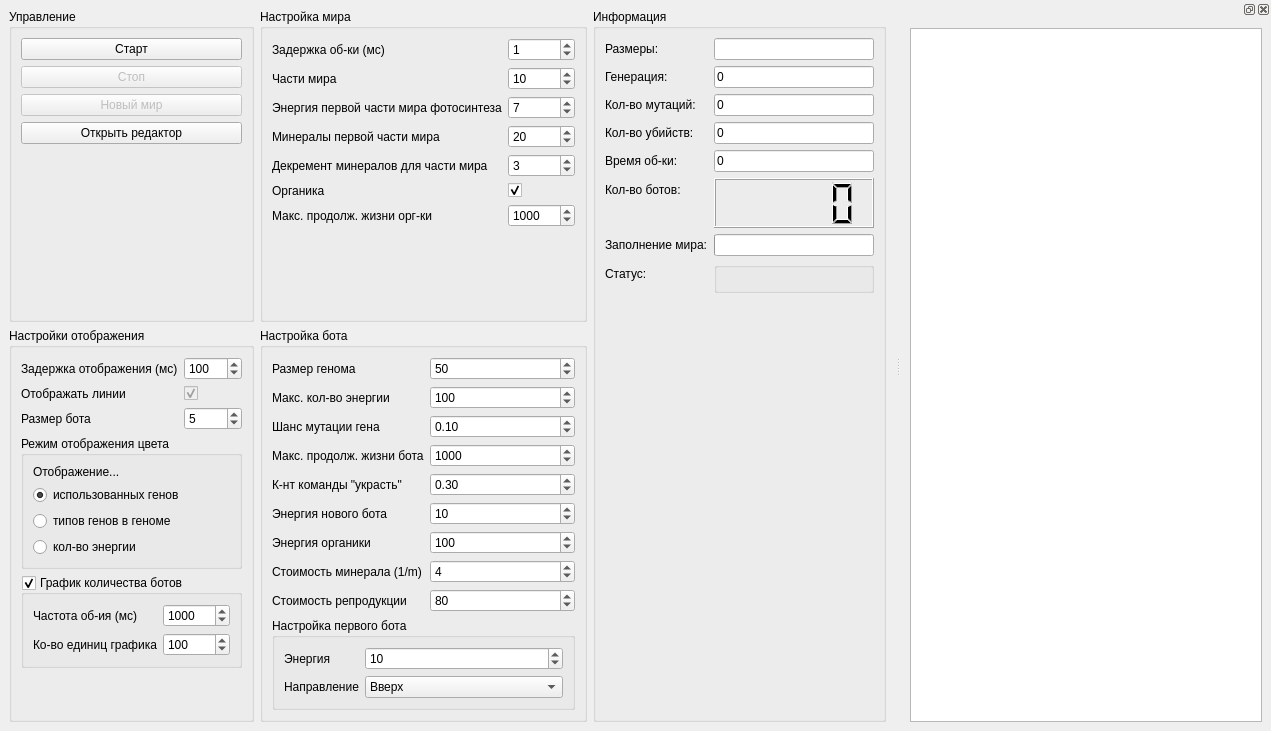
Qt form mainwindow.ui (TomasGlgg/QGenetic) before a commit.
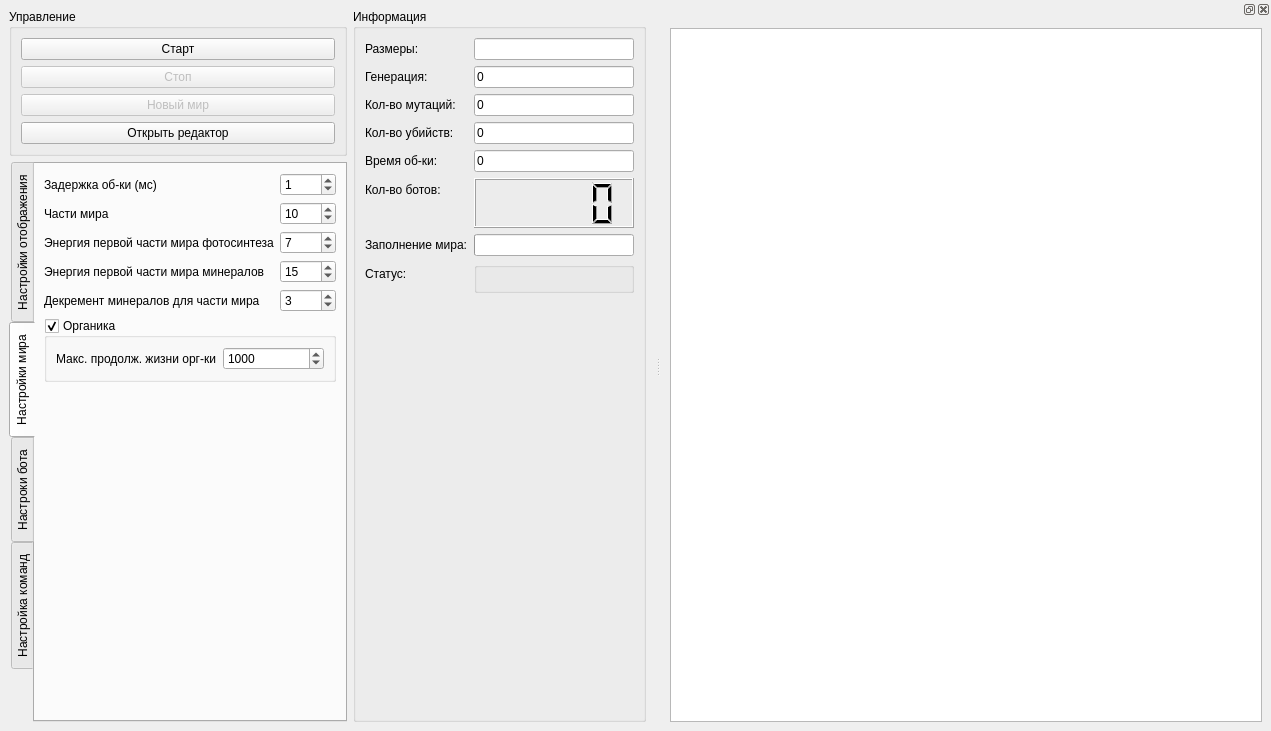
The same form after that commit. The open tabs and pages were chosen to show the change. Custom widgets are drawn as their Qt base class.

Patch:
```diff
--- a/mainwindow.ui
+++ b/mainwindow.ui
@@ -33,8 +33,8 @@
     </sizepolicy>
    </property>
    <layout class="QGridLayout" name="gridLayout_2">
-    <item row="0" column="1">
-     <widget class="QGroupBox" name="groupBox_3">
+    <item row="0" column="1" rowspan="3">
+     <widget class="QGroupBox" name="groupBox_4">
       <property name="sizePolicy">
        <sizepolicy hsizetype="Preferred" vsizetype="Preferred">
         <horstretch>0</horstretch>
@@ -42,143 +42,209 @@
        </sizepolicy>
       </property>
       <property name="title">
-       <string>Настройка мира</string>
+       <string>Информация</string>
       </property>
-      <layout class="QFormLayout" name="formLayout_2">
+      <layout class="QFormLayout" name="formLayout_3">
        <item row="0" column="0">
-        <widget class="QLabel" name="label_7">
+        <widget class="QLabel" name="label_4">
          <property name="text">
-          <string>Задержка об-ки (мс)</string>
+          <string>Размеры: </string>
          </property>
         </widget>
        </item>
        <item row="0" column="1">
-        <widget class="QSpinBox" name="process_delay">
-         <property name="minimum">
-          <number>0</number>
-         </property>
-         <property name="maximum">
-          <number>1000</number>
-         </property>
-         <property name="singleStep">
-          <number>1</number>
-         </property>
-         <property name="value">
-          <number>1</number>
+        <widget class="QLineEdit" name="sizeLabel">
+         <property name="readOnly">
+          <bool>true</bool>
          </property>
         </widget>
        </item>
        <item row="1" column="0">
-        <widget class="QLabel" name="label_12">
+        <widget class="QLabel" name="label_6">
          <property name="text">
-          <string>Части мира</string>
+          <string>Генерация:</string>
          </property>
         </widget>
        </item>
        <item row="1" column="1">
-        <widget class="QSpinBox" name="world_parts_count">
-         <property name="minimum">
-          <number>2</number>
+        <widget class="QLineEdit" name="generation">
+         <property name="text">
+          <string>0</string>
          </property>
-         <property name="maximum">
-          <number>100</number>
-         </property>
-         <property name="value">
-          <number>10</number>
+         <property name="readOnly">
+          <bool>true</bool>
          </property>
         </widget>
        </item>
        <item row="2" column="0">
-        <widget class="QLabel" name="label_13">
+        <widget class="QLabel" name="label_9">
          <property name="text">
-          <string>Энергия первой части мира фотосинтеза</string>
+          <string>Кол-во мутаций:</string>
          </property>
         </widget>
        </item>
        <item row="2" column="1">
-        <widget class="QSpinBox" name="startWorldPhotosynthesis">
-         <property name="minimum">
-          <number>2</number>
-         </property>
-         <property name="maximum">
-          <number>50</number>
-         </property>
-         <property name="value">
-          <number>7</number>
-         </property>
-        </widget>
-       </item>
-       <item row="5" column="0">
-        <widget class="QLabel" name="label_23">
+        <widget class="QLineEdit" name="mutation_count">
          <property name="text">
-          <string>Органика</string>
+          <string>0</string>
          </property>
-        </widget>
-       </item>
-       <item row="5" column="1">
-        <widget class="QCheckBox" name="organic">
-         <property name="text">
-          <string/>
-         </property>
-         <property name="checked">
+         <property name="readOnly">
           <bool>true</bool>
          </property>
         </widget>
        </item>
-       <item row="6" column="0">
-        <widget class="QLabel" name="label_24">
-         <property name="text">
-          <string>Макс. продолж. жизни орг-ки</string>
-         </property>
-        </widget>
-       </item>
-       <item row="6" column="1">
-        <widget class="QSpinBox" name="max_organic_old">
-         <property name="minimum">
-          <number>1</number>
-         </property>
-         <property name="maximum">
-          <number>16777215</number>
-         </property>
-         <property name="value">
-          <number>1000</number>
-         </property>
-        </widget>
-       </item>
        <item row="3" column="0">
-        <widget class="QLabel" name="label_31">
+        <widget class="QLabel" name="label_16">
          <property name="text">
-          <string>Минералы первой части мира</string>
+          <string>Кол-во убийств:</string>
          </property>
         </widget>
        </item>
        <item row="3" column="1">
-        <widget class="QSpinBox" name="starWorldMinerals">
-         <property name="minimum">
-          <number>1</number>
+        <widget class="QLineEdit" name="kill_count">
+         <property name="enabled">
+          <bool>true</bool>
          </property>
-         <property name="maximum">
-          <number>100</number>
+         <property name="text">
+          <string>0</string>
          </property>
-         <property name="value">
-          <number>20</number>
+         <property name="readOnly">
+          <bool>true</bool>
          </property>
         </widget>
        </item>
        <item row="4" column="0">
-        <widget class="QLabel" name="label_32">
+        <widget class="QLabel" name="label_20">
          <property name="text">
-          <string>Декремент минералов для части мира</string>
+          <string>Время об-ки:</string>
          </property>
         </widget>
        </item>
        <item row="4" column="1">
-        <widget class="QSpinBox" name="mineralsPartDecrement">
-         <property name="maximum">
-          <number>100</number>
+        <widget class="QLineEdit" name="processing_time">
+         <property name="text">
+          <string>0</string>
          </property>
+        </widget>
+       </item>
+       <item row="5" column="0">
+        <widget class="QLabel" name="label_5">
+         <property name="text">
+          <string>Кол-во ботов:</string>
+         </property>
+        </widget>
+       </item>
+       <item row="5" column="1">
+        <widget class="QLCDNumber" name="bot_count">
+         <property name="minimumSize">
+          <size>
+           <width>160</width>
+           <height>50</height>
+          </size>
+         </property>
+         <property name="intValue" stdset="0">
+          <number>0</number>
+         </property>
+        </widget>
+       </item>
+       <item row="6" column="0">
+        <widget class="QLabel" name="label_19">
+         <property name="text">
+          <string>Заполнение мира:</string>
+         </property>
+        </widget>
+       </item>
+       <item row="6" column="1">
+        <widget class="QProgressBar" name="bot_completion">
          <property name="value">
-          <number>3</number>
+          <number>0</number>
+         </property>
+         <property name="format">
+          <string/>
+         </property>
+        </widget>
+       </item>
+       <item row="7" column="0">
+        <widget class="QLabel" name="label_10">
+         <property name="text">
+          <string>Статус:</string>
+         </property>
+        </widget>
+       </item>
+       <item row="7" column="1">
+        <widget class="QGroupBox" name="groupBox_8">
+         <property name="title">
+          <string/>
+         </property>
+         <layout class="QHBoxLayout" name="horizontalLayout">
+          <item>
+           <widget class="KLed" name="status_led">
+            <property name="toolTip">
+             <string>&lt;html&gt;&lt;head/&gt;&lt;body&gt;&lt;p&gt;&lt;span style=&quot; color:#00ff00;&quot;&gt;Зеленый&lt;/span&gt; цвет - мир работает&lt;/p&gt;&lt;p&gt;&lt;span style=&quot; color:#ff8000;&quot;&gt;Оранжевый&lt;/span&gt; цвет - мир остановлен&lt;/p&gt;&lt;p&gt;&lt;span style=&quot; color:#ff0000;&quot;&gt;Красный&lt;/span&gt; цвет - все боты погибли&lt;/p&gt;&lt;/body&gt;&lt;/html&gt;</string>
+            </property>
+            <property name="statusTip">
+             <string/>
+            </property>
+            <property name="whatsThis">
+             <string/>
+            </property>
+            <property name="accessibleDescription">
+             <string/>
+            </property>
+            <property name="shape">
+             <enum>KLed::Circular</enum>
+            </property>
+            <property name="color">
+             <color>
+              <red>255</red>
+              <green>165</green>
+              <blue>0</blue>
+             </color>
+            </property>
+           </widget>
+          </item>
+          <item>
+           <widget class="KLed" name="process_time_led">
+            <property name="toolTip">
+             <string>&lt;html&gt;&lt;head/&gt;&lt;body&gt;&lt;p&gt;&lt;span style=&quot; color:#00ff00;&quot;&gt;Зеленый&lt;/span&gt; цвет - мир успевает обрабатываться&lt;/p&gt;&lt;p&gt;&lt;span style=&quot; color:#ff0000;&quot;&gt;Красный&lt;/span&gt; цвет - мир не успевает обрабатываться&lt;/p&gt;&lt;/body&gt;&lt;/html&gt;</string>
+            </property>
+            <property name="color">
+             <color>
+              <red>133</red>
+              <green>133</green>
+              <blue>133</blue>
+             </color>
+            </property>
+           </widget>
+          </item>
+         </layout>
+        </widget>
+       </item>
+       <item row="8" column="0">
+        <widget class="QWidget" name="widget" native="true"/>
+       </item>
+       <item row="10" column="0" colspan="2">
+        <widget class="QwtPlot" name="historyPlot">
+         <property name="enabled">
+          <bool>false</bool>
+         </property>
+         <property name="sizePolicy">
+          <sizepolicy hsizetype="Expanding" vsizetype="Expanding">
+           <horstretch>0</horstretch>
+           <verstretch>0</verstretch>
+          </sizepolicy>
+         </property>
+         <property name="maximumSize">
+          <size>
+           <width>16777215</width>
+           <height>16777215</height>
+          </size>
+         </property>
+         <property name="whatsThis">
+          <string>График количества ботов и органики</string>
+         </property>
+         <property name="autoReplot">
+          <bool>true</bool>
          </property>
         </widget>
        </item>
@@ -188,14 +254,14 @@
     <item row="0" column="0">
      <widget class="QGroupBox" name="groupBox">
       <property name="sizePolicy">
-       <sizepolicy hsizetype="Preferred" vsizetype="Preferred">
+       <sizepolicy hsizetype="Preferred" vsizetype="Maximum">
         <horstretch>0</horstretch>
         <verstretch>0</verstretch>
        </sizepolicy>
       </property>
       <property name="maximumSize">
        <size>
-        <width>285</width>
+        <width>16777215</width>
         <height>16777215</height>
        </size>
       </property>
@@ -237,34 +303,28 @@
          </property>
         </widget>
        </item>
-       <item>
-        <spacer name="verticalSpacer">
-         <property name="orientation">
-          <enum>Qt::Vertical</enum>
-         </property>
-         <property name="sizeHint" stdset="0">
-          <size>
-           <width>20</width>
-           <height>40</height>
-          </size>
-         </property>
-        </spacer>
-       </item>
       </layout>
      </widget>
     </item>
-    <item row="1" column="0">
-     <widget class="QGroupBox" name="groupBox_2">
+    <item row="1" column="0" rowspan="2">
+     <widget class="QTabWidget" name="tabWidget">
       <property name="sizePolicy">
        <sizepolicy hsizetype="Preferred" vsizetype="Preferred">
         <horstretch>0</horstretch>
         <verstretch>0</verstretch>
        </sizepolicy>
       </property>
-      <property name="title">
+      <property name="tabPosition">
+       <enum>QTabWidget::West</enum>
+      </property>
+      <property name="currentIndex">
+       <number>2</number>
+      </property>
+      <widget class="QWidget" name="tab_3">
+       <attribute name="title">
        <string>Настройки отображения</string>
-      </property>
-      <layout class="QFormLayout" name="formLayout">
+       </attribute>
+       <layout class="QFormLayout" name="formLayout_7">
        <item row="0" column="0">
         <widget class="QLabel" name="label">
          <property name="text">
@@ -440,13 +500,150 @@
        </item>
       </layout>
      </widget>
+      <widget class="QWidget" name="tab_4">
+       <attribute name="title">
+        <string>Настройки мира</string>
+       </attribute>
+       <layout class="QFormLayout" name="formLayout">
+        <item row="0" column="0">
+         <widget class="QLabel" name="label_7">
+          <property name="text">
+           <string>Задержка об-ки (мс)</string>
+          </property>
+         </widget>
+        </item>
+        <item row="0" column="1">
+         <widget class="QSpinBox" name="process_delay">
+          <property name="minimum">
+           <number>0</number>
+          </property>
+          <property name="maximum">
+           <number>1000</number>
+          </property>
+          <property name="singleStep">
+           <number>1</number>
+          </property>
+          <property name="value">
+           <number>1</number>
+          </property>
+         </widget>
+        </item>
+        <item row="1" column="0">
+         <widget class="QLabel" name="label_12">
+          <property name="text">
+           <string>Части мира</string>
+          </property>
+         </widget>
     </item>
     <item row="1" column="1">
-     <widget class="QGroupBox" name="groupBox_6">
+         <widget class="QSpinBox" name="world_parts_count">
+          <property name="minimum">
+           <number>2</number>
+          </property>
+          <property name="maximum">
+           <number>100</number>
+          </property>
+          <property name="value">
+           <number>10</number>
+          </property>
+         </widget>
+        </item>
+        <item row="2" column="0">
+         <widget class="QLabel" name="label_13">
+          <property name="text">
+           <string>Энергия первой части мира фотосинтеза</string>
+          </property>
+         </widget>
+        </item>
+        <item row="2" column="1">
+         <widget class="QSpinBox" name="startWorldPhotosynthesis">
+          <property name="minimum">
+           <number>2</number>
+          </property>
+          <property name="maximum">
+           <number>50</number>
+          </property>
+          <property name="value">
+           <number>7</number>
+          </property>
+         </widget>
+        </item>
+        <item row="3" column="0">
+         <widget class="QLabel" name="label_31">
+          <property name="text">
+           <string>Энергия первой части мира минералов</string>
+          </property>
+         </widget>
+        </item>
+        <item row="3" column="1">
+         <widget class="QSpinBox" name="starWorldMinerals">
+          <property name="minimum">
+           <number>1</number>
+          </property>
+          <property name="maximum">
+           <number>100</number>
+          </property>
+          <property name="value">
+           <number>15</number>
+          </property>
+         </widget>
+        </item>
+        <item row="4" column="0">
+         <widget class="QLabel" name="label_32">
+          <property name="text">
+           <string>Декремент минералов для части мира</string>
+          </property>
+         </widget>
+        </item>
+        <item row="4" column="1">
+         <widget class="QSpinBox" name="mineralsPartDecrement">
+          <property name="maximum">
+           <number>100</number>
+          </property>
+          <property name="value">
+           <number>3</number>
+          </property>
+         </widget>
+        </item>
+        <item row="5" column="0" colspan="2">
+         <widget class="QGroupBox" name="organic">
       <property name="title">
-       <string>Настройка бота</string>
-      </property>
-      <layout class="QFormLayout" name="formLayout_5">
+           <string>Органика</string>
+          </property>
+          <property name="checkable">
+           <bool>true</bool>
+          </property>
+          <layout class="QFormLayout" name="formLayout_8">
+           <item row="0" column="0">
+            <widget class="QLabel" name="label_24">
+             <property name="text">
+              <string>Макс. продолж. жизни орг-ки</string>
+             </property>
+            </widget>
+           </item>
+           <item row="0" column="1">
+            <widget class="QSpinBox" name="max_organic_old">
+             <property name="minimum">
+              <number>1</number>
+             </property>
+             <property name="maximum">
+              <number>16777215</number>
+             </property>
+             <property name="value">
+              <number>1000</number>
+             </property>
+            </widget>
+           </item>
+          </layout>
+         </widget>
+        </item>
+       </layout>
+      </widget>
+      <widget class="QWidget" name="tab">
+       <attribute name="title">
+        <string>Настроки бота</string>
+       </attribute>
+       <layout class="QFormLayout" name="formLayout_2">
        <item row="0" column="0">
         <widget class="QLabel" name="label_2">
          <property name="text">
@@ -528,29 +725,80 @@
         </widget>
        </item>
        <item row="4" column="0">
-        <widget class="QLabel" name="label_18">
-         <property name="toolTip">
-          <string>&lt;html&gt;&lt;head/&gt;&lt;body&gt;&lt;p&gt;Коэффициент команды &amp;quot;съесть&amp;quot; - коэффициент для расчета силы команды eat, по формуле&lt;/p&gt;&lt;p&gt;eat_power = max_energy * eat_k&lt;/p&gt;&lt;/body&gt;&lt;/html&gt;</string>
-         </property>
+         <widget class="QLabel" name="label_27">
          <property name="text">
-          <string>К-нт команды &quot;украсть&quot;</string>
+           <string>Энергия нового бота</string>
          </property>
         </widget>
        </item>
        <item row="4" column="1">
-        <widget class="QDoubleSpinBox" name="eat_k">
+         <widget class="QSpinBox" name="new_bot_energy">
+          <property name="minimum">
+           <number>1</number>
+          </property>
          <property name="maximum">
-          <double>1.000000000000000</double>
-         </property>
-         <property name="singleStep">
-          <double>0.100000000000000</double>
-         </property>
+           <number>10000</number>
+          </property>
+          <property name="value">
+           <number>10</number>
+          </property>
+         </widget>
+        </item>
+        <item row="5" column="0">
+         <widget class="QLabel" name="label_28">
+          <property name="text">
+           <string>Энергия органики</string>
+          </property>
+         </widget>
+        </item>
+        <item row="5" column="1">
+         <widget class="QSpinBox" name="organicEnergy">
+          <property name="minimum">
+           <number>1</number>
+          </property>
+          <property name="maximum">
+           <number>10000</number>
+          </property>
          <property name="value">
           <double>0.300000000000000</double>
          </property>
         </widget>
        </item>
-       <item row="9" column="0" colspan="2">
+        <item row="6" column="0">
+         <widget class="QLabel" name="label_29">
+          <property name="text">
+           <string>Стоимость минерала (1/m)</string>
+          </property>
+         </widget>
+        </item>
+        <item row="6" column="1">
+         <widget class="QSpinBox" name="mineralPrice">
+          <property name="value">
+           <number>4</number>
+          </property>
+         </widget>
+        </item>
+        <item row="7" column="0">
+         <widget class="QLabel" name="label_30">
+          <property name="text">
+           <string>Стоимость репродукции</string>
+          </property>
+         </widget>
+        </item>
+        <item row="7" column="1">
+         <widget class="QSpinBox" name="reproductionPrice">
+          <property name="minimum">
+           <number>1</number>
+          </property>
+          <property name="maximum">
+           <number>10000</number>
+          </property>
+          <property name="value">
+           <number>80</number>
+          </property>
+         </widget>
+        </item>
+        <item row="8" column="0" colspan="2">
         <widget class="QGroupBox" name="groupBox_7">
          <property name="title">
           <string>Настройка первого бота</string>
@@ -630,299 +878,79 @@
          </layout>
         </widget>
        </item>
-       <item row="5" column="0">
-        <widget class="QLabel" name="label_27">
-         <property name="text">
-          <string>Энергия нового бота</string>
-         </property>
-        </widget>
-       </item>
-       <item row="5" column="1">
-        <widget class="QSpinBox" name="new_bot_energy">
-         <property name="minimum">
-          <number>1</number>
-         </property>
-         <property name="maximum">
-          <number>10000</number>
-         </property>
-         <property name="value">
-          <number>10</number>
-         </property>
-        </widget>
-       </item>
-       <item row="6" column="0">
-        <widget class="QLabel" name="label_28">
+       </layout>
+      </widget>
+      <widget class="QWidget" name="tab_6">
+       <attribute name="title">
+        <string>Настройка команд</string>
+       </attribute>
+       <layout class="QGridLayout" name="gridLayout_3">
+        <item row="0" column="0">
+         <widget class="QTabWidget" name="tabWidget_2">
+          <property name="currentIndex">
+           <number>0</number>
+          </property>
+          <widget class="QWidget" name="tab_7">
+           <attribute name="title">
+            <string>Украсть</string>
+           </attribute>
+           <layout class="QFormLayout" name="formLayout_5">
+            <item row="0" column="0">
+             <widget class="QLabel" name="label_18">
+              <property name="toolTip">
+               <string>&lt;html&gt;&lt;head/&gt;&lt;body&gt;&lt;p&gt;Коэффициент команды &amp;quot;съесть&amp;quot; - коэффициент для расчета силы команды eat, по формуле&lt;/p&gt;&lt;p&gt;eat_power = max_energy * eat_k&lt;/p&gt;&lt;/body&gt;&lt;/html&gt;</string>
+              </property>
          <property name="text">
-          <string>Энергия органики</string>
+               <string>Коэффициент</string>
          </property>
         </widget>
        </item>
-       <item row="6" column="1">
-        <widget class="QSpinBox" name="organicEnergy">
-         <property name="minimum">
-          <number>1</number>
-         </property>
+            <item row="0" column="1">
+             <widget class="QDoubleSpinBox" name="eat_k">
          <property name="maximum">
-          <number>10000</number>
-         </property>
-         <property name="value">
-          <number>100</number>
-         </property>
-        </widget>
-       </item>
-       <item row="7" column="0">
-        <widget class="QLabel" name="label_29">
-         <property name="text">
-          <string>Стоимость минерала (1/m)</string>
-         </property>
-        </widget>
-       </item>
-       <item row="7" column="1">
-        <widget class="QSpinBox" name="mineralPrice">
+               <double>1.000000000000000</double>
+              </property>
+              <property name="singleStep">
+               <double>0.100000000000000</double>
+              </property>
          <property name="value">
           <number>4</number>
          </property>
         </widget>
        </item>
-       <item row="8" column="0">
-        <widget class="QLabel" name="label_30">
-         <property name="text">
-          <string>Стоимость репродукции</string>
-         </property>
-        </widget>
-       </item>
-       <item row="8" column="1">
-        <widget class="QSpinBox" name="reproductionPrice">
-         <property name="minimum">
-          <number>1</number>
-         </property>
-         <property name="maximum">
-          <number>10000</number>
-         </property>
-         <property name="value">
-          <number>80</number>
-         </property>
-        </widget>
-       </item>
-      </layout>
-     </widget>
-    </item>
-    <item row="0" column="2" rowspan="2">
-     <widget class="QGroupBox" name="groupBox_4">
-      <property name="sizePolicy">
-       <sizepolicy hsizetype="Preferred" vsizetype="Preferred">
-        <horstretch>0</horstretch>
-        <verstretch>0</verstretch>
-       </sizepolicy>
-      </property>
-      <property name="title">
-       <string>Информация</string>
-      </property>
-      <layout class="QFormLayout" name="formLayout_3">
+           </layout>
+          </widget>
+          <widget class="QWidget" name="tab_8">
+           <attribute name="title">
+            <string>Атака мутацией</string>
+           </attribute>
+           <layout class="QFormLayout" name="formLayout_9">
        <item row="0" column="0">
-        <widget class="QLabel" name="label_4">
+             <widget class="QLabel" name="label_23">
          <property name="text">
-          <string>Размеры: </string>
+               <string>Шанс мутации</string>
          </property>
         </widget>
        </item>
        <item row="0" column="1">
-        <widget class="QLineEdit" name="sizeLabel">
-         <property name="readOnly">
-          <bool>true</bool>
-         </property>
-        </widget>
-       </item>
-       <item row="1" column="0">
-        <widget class="QLabel" name="label_6">
-         <property name="text">
-          <string>Генерация:</string>
-         </property>
-        </widget>
-       </item>
-       <item row="1" column="1">
-        <widget class="QLineEdit" name="generation">
-         <property name="text">
-          <string>0</string>
-         </property>
-         <property name="readOnly">
-          <bool>true</bool>
-         </property>
-        </widget>
-       </item>
-       <item row="2" column="0">
-        <widget class="QLabel" name="label_9">
-         <property name="text">
-          <string>Кол-во мутаций:</string>
-         </property>
-        </widget>
-       </item>
-       <item row="2" column="1">
-        <widget class="QLineEdit" name="mutation_count">
-         <property name="text">
-          <string>0</string>
-         </property>
-         <property name="readOnly">
-          <bool>true</bool>
-         </property>
-        </widget>
-       </item>
-       <item row="3" column="0">
-        <widget class="QLabel" name="label_16">
-         <property name="text">
-          <string>Кол-во убийств:</string>
-         </property>
-        </widget>
-       </item>
-       <item row="3" column="1">
-        <widget class="QLineEdit" name="kill_count">
-         <property name="enabled">
-          <bool>true</bool>
-         </property>
-         <property name="text">
-          <string>0</string>
-         </property>
-         <property name="readOnly">
-          <bool>true</bool>
-         </property>
-        </widget>
-       </item>
-       <item row="4" column="0">
-        <widget class="QLabel" name="label_20">
-         <property name="text">
-          <string>Время об-ки:</string>
-         </property>
-        </widget>
-       </item>
-       <item row="4" column="1">
-        <widget class="QLineEdit" name="processing_time">
-         <property name="text">
-          <string>0</string>
-         </property>
-        </widget>
-       </item>
-       <item row="5" column="0">
-        <widget class="QLabel" name="label_5">
-         <property name="text">
-          <string>Кол-во ботов:</string>
-         </property>
-        </widget>
-       </item>
-       <item row="5" column="1">
-        <widget class="QLCDNumber" name="bot_count">
-         <property name="minimumSize">
-          <size>
-           <width>160</width>
-           <height>50</height>
-          </size>
-         </property>
-         <property name="intValue" stdset="0">
-          <number>0</number>
-         </property>
-        </widget>
-       </item>
-       <item row="6" column="0">
-        <widget class="QLabel" name="label_19">
-         <property name="text">
-          <string>Заполнение мира:</string>
-         </property>
-        </widget>
-       </item>
-       <item row="6" column="1">
-        <widget class="QProgressBar" name="bot_completion">
+             <widget class="QDoubleSpinBox" name="mutateAttackChance">
+              <property name="maximum">
+               <double>1.000000000000000</double>
+              </property>
+              <property name="singleStep">
+               <double>0.100000000000000</double>
+              </property>
          <property name="value">
-          <number>0</number>
-         </property>
-         <property name="format">
-          <string/>
-         </property>
-        </widget>
-       </item>
-       <item row="7" column="0">
-        <widget class="QLabel" name="label_10">
-         <property name="text">
-          <string>Статус:</string>
-         </property>
-        </widget>
-       </item>
-       <item row="10" column="0" colspan="2">
-        <widget class="QwtPlot" name="historyPlot">
-         <property name="enabled">
-          <bool>false</bool>
-         </property>
-         <property name="sizePolicy">
-          <sizepolicy hsizetype="Expanding" vsizetype="Expanding">
-           <horstretch>0</horstretch>
-           <verstretch>0</verstretch>
-          </sizepolicy>
-         </property>
-         <property name="maximumSize">
-          <size>
-           <width>16777215</width>
-           <height>16777215</height>
-          </size>
-         </property>
-         <property name="whatsThis">
-          <string>График количества ботов и органики</string>
-         </property>
-         <property name="autoReplot">
-          <bool>true</bool>
-         </property>
-        </widget>
-       </item>
-       <item row="8" column="0">
-        <widget class="QWidget" name="widget" native="true"/>
-       </item>
-       <item row="7" column="1">
-        <widget class="QGroupBox" name="groupBox_8">
-         <property name="title">
-          <string/>
-         </property>
-         <layout class="QHBoxLayout" name="horizontalLayout">
-          <item>
-           <widget class="KLed" name="status_led">
-            <property name="toolTip">
-             <string>&lt;html&gt;&lt;head/&gt;&lt;body&gt;&lt;p&gt;&lt;span style=&quot; color:#00ff00;&quot;&gt;Зеленый&lt;/span&gt; цвет - мир работает&lt;/p&gt;&lt;p&gt;&lt;span style=&quot; color:#ff8000;&quot;&gt;Оранжевый&lt;/span&gt; цвет - мир остановлен&lt;/p&gt;&lt;p&gt;&lt;span style=&quot; color:#ff0000;&quot;&gt;Красный&lt;/span&gt; цвет - все боты погибли&lt;/p&gt;&lt;/body&gt;&lt;/html&gt;</string>
-            </property>
-            <property name="statusTip">
-             <string/>
-            </property>
-            <property name="whatsThis">
-             <string/>
-            </property>
-            <property name="accessibleDescription">
-             <string/>
-            </property>
-            <property name="shape">
-             <enum>KLed::Circular</enum>
-            </property>
-            <property name="color">
-             <color>
-              <red>255</red>
-              <green>165</green>
-              <blue>0</blue>
-             </color>
-            </property>
-           </widget>
-          </item>
-          <item>
-           <widget class="KLed" name="process_time_led">
-            <property name="toolTip">
-             <string>&lt;html&gt;&lt;head/&gt;&lt;body&gt;&lt;p&gt;&lt;span style=&quot; color:#00ff00;&quot;&gt;Зеленый&lt;/span&gt; цвет - мир успевает обрабатываться&lt;/p&gt;&lt;p&gt;&lt;span style=&quot; color:#ff0000;&quot;&gt;Красный&lt;/span&gt; цвет - мир не успевает обрабатываться&lt;/p&gt;&lt;/body&gt;&lt;/html&gt;</string>
-            </property>
-            <property name="color">
-             <color>
-              <red>133</red>
-              <green>133</green>
-              <blue>133</blue>
-             </color>
-            </property>
-           </widget>
-          </item>
-         </layout>
-        </widget>
-       </item>
-      </layout>
+               <double>0.500000000000000</double>
+              </property>
+             </widget>
+            </item>
+           </layout>
+          </widget>
+         </widget>
+        </item>
+       </layout>
+      </widget>
      </widget>
     </item>
    </layout>
```
Left out of the diff: 4 changed lines with no effect on the pictures. Lines whose indentation alone changed are shown as unchanged.
